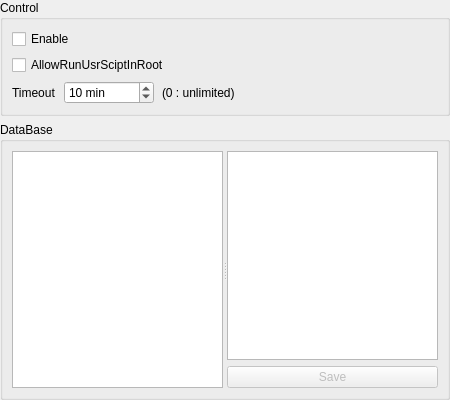
This is src/settings/scriptsettingdialog.ui in Wing-summer/WingHexExplorer2 as Qt 5 draws it before an edit. The edited form follows.
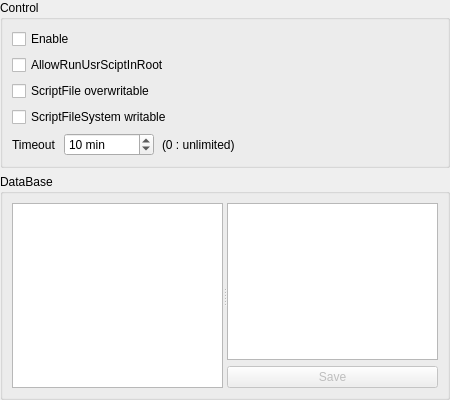
This is the edited form. Custom widgets are drawn as their Qt base class.

Patch:
```diff
--- a/src/settings/scriptsettingdialog.ui
+++ b/src/settings/scriptsettingdialog.ui
@@ -52,6 +52,20 @@
         </property>
        </widget>
       </item>
+      <item>
+       <widget class="QCheckBox" name="cbFileWrite">
+        <property name="text">
+         <string>ScriptFile overwritable</string>
+        </property>
+       </widget>
+      </item>
+      <item>
+       <widget class="QCheckBox" name="cbFileSysWrite">
+        <property name="text">
+         <string>ScriptFileSystem writable</string>
+        </property>
+       </widget>
+      </item>
       <item>
        <widget class="QWidget" name="widget" native="true">
         <layout class="QHBoxLayout" name="horizontalLayout">
```
